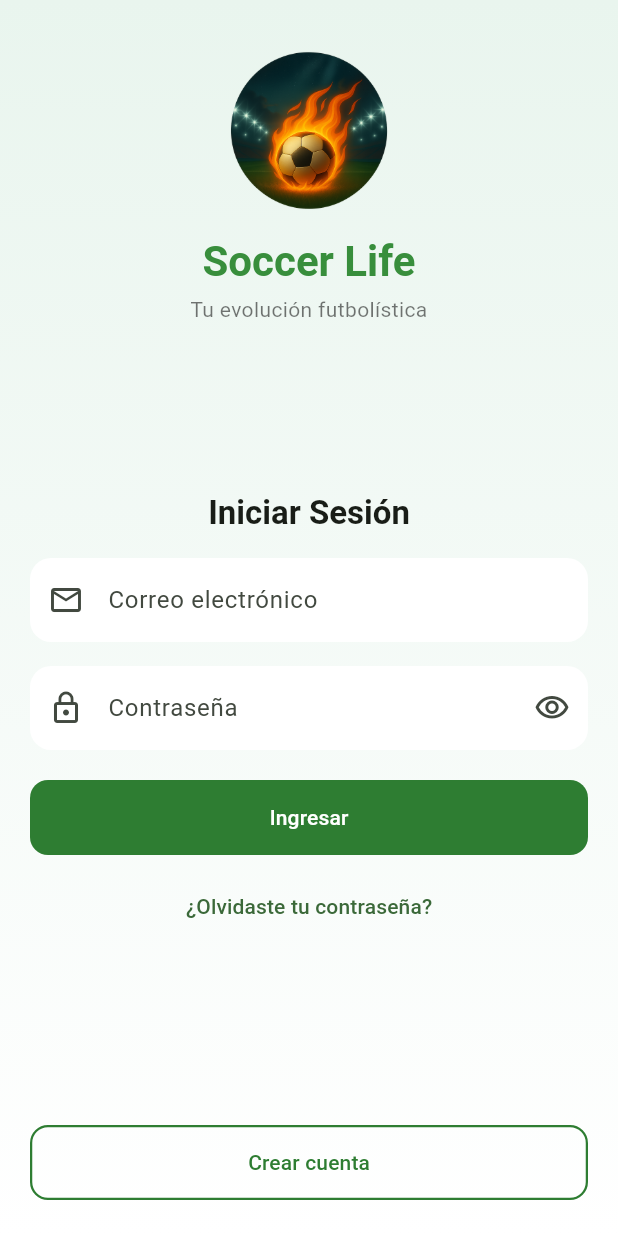
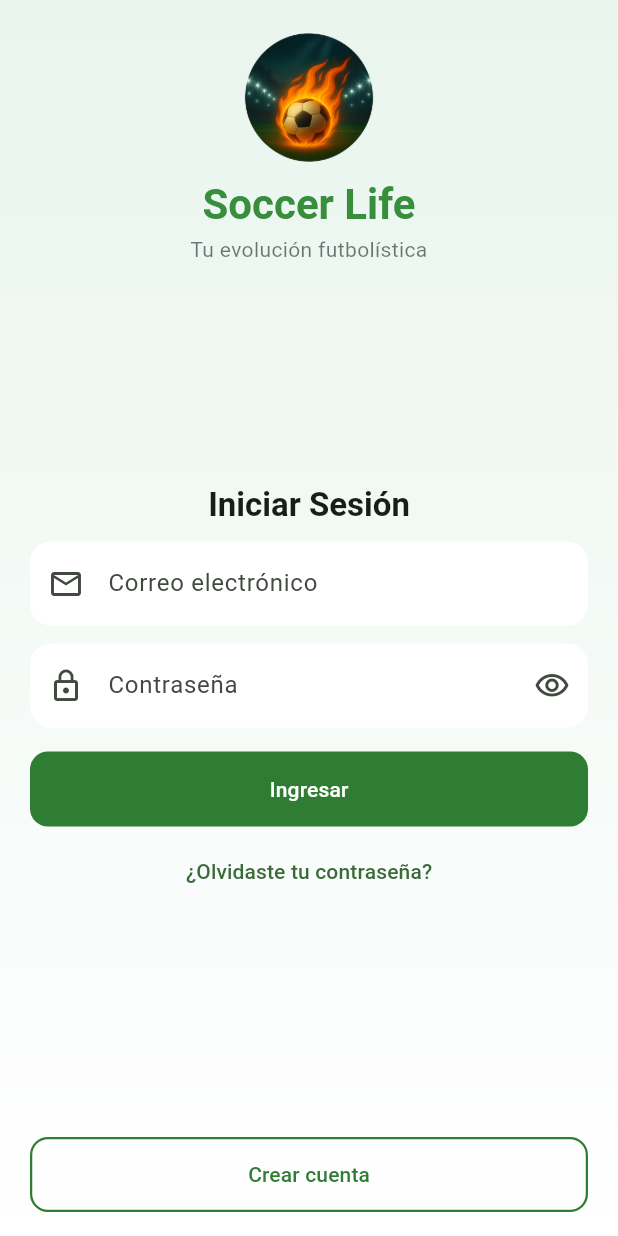
Before and after one commit to DaniielJr10/soccerlife, a Flutter app: the screen it shows after launch, on a phone screen of 412 x 824 dp. Run offline on Flutter 3.47's test engine with Material 3 defaults, Android fonts, the phone set to English and light mode, and no system bars.

Commit message:
Mejora la documentación y la estructura de la pantalla de inicio de sesión

```diff
--- a/lib/login/iniciosesion.dart
+++ b/lib/login/iniciosesion.dart
@@ -1,4 +1,9 @@
 import 'package:flutter/material.dart';
+
+// Pantalla de Login de Soccer Life
+// Este archivo define la UI y la lógica básica de validación/UX del formulario
+// (email, contraseña, mostrar/ocultar, focos y botones de acciones). Todo está
+// distribuido a pantalla completa (encabezado, formulario y acción inferior).
 
 /// Pantalla de inicio de sesión inspirada en el diseño de la imagen adjunta.
 class InicioSesionPage extends StatefulWidget {
@@ -9,6 +14,7 @@ class InicioSesionPage extends StatefulWidget {
 }
 
 class _InicioSesionPageState extends State<InicioSesionPage> {
+  // Estado y controladores del formulario
   final _formKey = GlobalKey<FormState>();
   final _emailController = TextEditingController();
   final _passwordController = TextEditingController();
@@ -18,6 +24,7 @@ class _InicioSesionPageState extends State<InicioSesionPage> {
 
   @override
   void dispose() {
+  // Liberar recursos de controladores y focos cuando la pantalla se destruye
     _emailController.dispose();
     _passwordController.dispose();
     _emailFocus.dispose();
@@ -26,6 +33,7 @@ class _InicioSesionPageState extends State<InicioSesionPage> {
   }
 
   void _login() {
+  // Acción de login (placeholder). Si la validación pasa, muestra SnackBar.
     if (_formKey.currentState?.validate() ?? false) {
       ScaffoldMessenger.of(context).showSnackBar(
         const SnackBar(content: Text('Iniciando sesión...')),
@@ -35,12 +43,15 @@ class _InicioSesionPageState extends State<InicioSesionPage> {
 
   @override
   Widget build(BuildContext context) {
-    final theme = Theme.of(context);
-    final primary = Colors.green.shade800;
+  // Tema y color principal reutilizados en varios widgets
+  final theme = Theme.of(context);
+  final primary = Colors.green.shade800;
 
     return Scaffold(
+      // Evitar solapamiento con el teclado en pantallas pequeñas
       resizeToAvoidBottomInset: true,
       body: Container(
+        // Fondo con gradiente suave (verde muy claro a blanco)
         decoration: BoxDecoration(
           gradient: LinearGradient(
             begin: Alignment.topCenter,
@@ -52,30 +63,36 @@ class _InicioSesionPageState extends State<InicioSesionPage> {
           ),
         ),
         child: SafeArea(
+          // LayoutBuilder para distribuir verticalmente el contenido según alto disponible
           child: LayoutBuilder(
             builder: (context, constraints) {
               return SingleChildScrollView(
-                padding: const EdgeInsets.symmetric(horizontal: 20, vertical: 24),
+                // Scroll para evitar overflow con teclado
+                padding: const EdgeInsets.symmetric(horizontal: 20, vertical: 16),
                 child: ConstrainedBox(
-                  constraints: BoxConstraints(minHeight: constraints.maxHeight - 48),
+                  // Asegurarnos de ocupar toda la altura visible
+                  constraints: BoxConstraints(minHeight: constraints.maxHeight - 32),
                   child: IntrinsicHeight(
                     child: Column(
                       crossAxisAlignment: CrossAxisAlignment.stretch,
+                      // Distribuir: encabezado arriba, formulario al centro, acción abajo
                       mainAxisAlignment: MainAxisAlignment.spaceBetween,
                       children: [
                         // ===== Encabezado =====
                         Column(
                           children: [
-                            const SizedBox(height: 8),
+                            // Logo de la app
+                            const SizedBox(height: 4),
                             Align(
                               child: Image.asset(
                                 'images/logo.png',
-                                width: 110,
-                                height: 110,
+                                width: 90,
+                                height: 90,
                                 fit: BoxFit.contain,
                               ),
                             ),
-                            const SizedBox(height: 14),
+                            const SizedBox(height: 8),
+                            // Título y subtítulo
                             Text(
                               'Soccer Life',
                               textAlign: TextAlign.center,
@@ -84,7 +101,7 @@ class _InicioSesionPageState extends State<InicioSesionPage> {
                                 fontWeight: FontWeight.w700,
                               ),
                             ),
-                            const SizedBox(height: 4),
+                            const SizedBox(height: 2),
                             Text(
                               'Tu evolución futbolística',
                               style: theme.textTheme.bodyMedium?.copyWith(
@@ -97,11 +114,13 @@ class _InicioSesionPageState extends State<InicioSesionPage> {
 
                         // ===== Formulario =====
                         Form(
+                          // Validación en vivo tras interacción
                           key: _formKey,
                           autovalidateMode: AutovalidateMode.onUserInteraction,
                           child: Column(
                             crossAxisAlignment: CrossAxisAlignment.stretch,
                             children: [
+                              // Encabezado del formulario
                               Text(
                                 'Iniciar Sesión',
                                 textAlign: TextAlign.center,
@@ -109,7 +128,8 @@ class _InicioSesionPageState extends State<InicioSesionPage> {
                                   fontWeight: FontWeight.w700,
                                 ),
                               ),
-                              const SizedBox(height: 16),
+                              const SizedBox(height: 10),
+                              // Campo de email
                               TextFormField(
                                 controller: _emailController,
                                 focusNode: _emailFocus,
@@ -127,6 +147,7 @@ class _InicioSesionPageState extends State<InicioSesionPage> {
                                     borderSide: BorderSide.none,
                                   ),
                                 ),
+                                // Reglas básicas de validación de email
                                 validator: (v) {
                                   if (v == null || v.trim().isEmpty) {
                                     return 'Ingresa tu correo';
@@ -137,7 +158,8 @@ class _InicioSesionPageState extends State<InicioSesionPage> {
                                   return null;
                                 },
                               ),
-                              const SizedBox(height: 16),
+                              const SizedBox(height: 12),
+                              // Campo de contraseña con botón de mostrar/ocultar
                               TextFormField(
                                 controller: _passwordController,
                                 focusNode: _passwordFocus,
@@ -163,13 +185,15 @@ class _InicioSesionPageState extends State<InicioSesionPage> {
                                     ),
                                   ),
                                 ),
+                                // Reglas básicas de validación de contraseña
                                 validator: (v) {
                                   if (v == null || v.isEmpty) return 'Ingresa tu contraseña';
                                   if (v.length < 6) return 'Mínimo 6 caracteres';
                                   return null;
                                 },
                               ),
-                              const SizedBox(height: 20),
+                              const SizedBox(height: 16),
+                              // Botón principal de ingresar
                               SizedBox(
                                 height: 50,
                                 child: FilledButton(
@@ -184,7 +208,8 @@ class _InicioSesionPageState extends State<InicioSesionPage> {
                                   child: const Text('Ingresar'),
                                 ),
                               ),
-                              const SizedBox(height: 10),
+                              const SizedBox(height: 6),
+                              // Enlace de recuperación de contraseña
                               Center(
                                 child: TextButton(
                                   onPressed: () {
@@ -200,8 +225,9 @@ class _InicioSesionPageState extends State<InicioSesionPage> {
                         ),
 
                         // ===== Acción inferior (Crear cuenta) =====
+                        // Se muestra siempre al final para invitar al registro
                         Padding(
-                          padding: const EdgeInsets.only(top: 10),
+                          padding: const EdgeInsets.only(top: 6),
                           child: SizedBox(
                             height: 50,
                             child: OutlinedButton(
```
